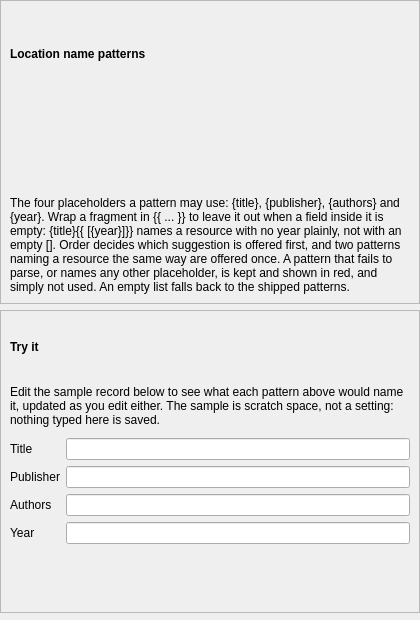
Old version of the form packages/rehuco-agent/src/rehuco_agent/settings/ui/location_templates_page.ui in the repository borco/rehuco.
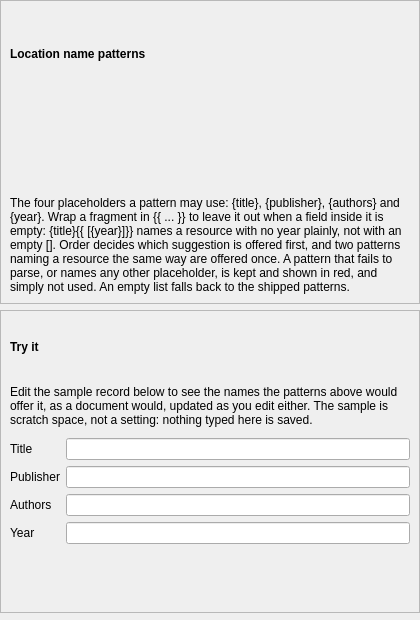
New version of the form. Custom widgets are drawn as their Qt base class.

Commit message: refs #322: refactor(agent): Try-it previews the names alone, as a document would

What changed in the file:
```diff
--- a/packages/rehuco-agent/src/rehuco_agent/settings/ui/location_templates_page.ui
+++ b/packages/rehuco-agent/src/rehuco_agent/settings/ui/location_templates_page.ui
@@ -91,7 +91,7 @@
       <item>
        <widget class="WrappingLabel" name="try_it_note_label">
         <property name="text">
-         <string>Edit the sample record below to see what each pattern above would name it, updated as you edit either. The sample is scratch space, not a setting: nothing typed here is saved.</string>
+         <string>Edit the sample record below to see the names the patterns above would offer it, as a document would, updated as you edit either. The sample is scratch space, not a setting: nothing typed here is saved.</string>
         </property>
         <property name="wordWrap">
          <bool>true</bool>
```
The commit also changes 3 other files.
